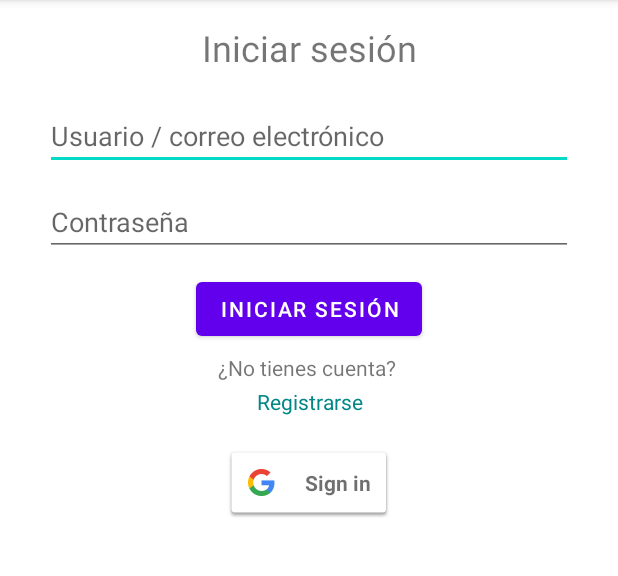
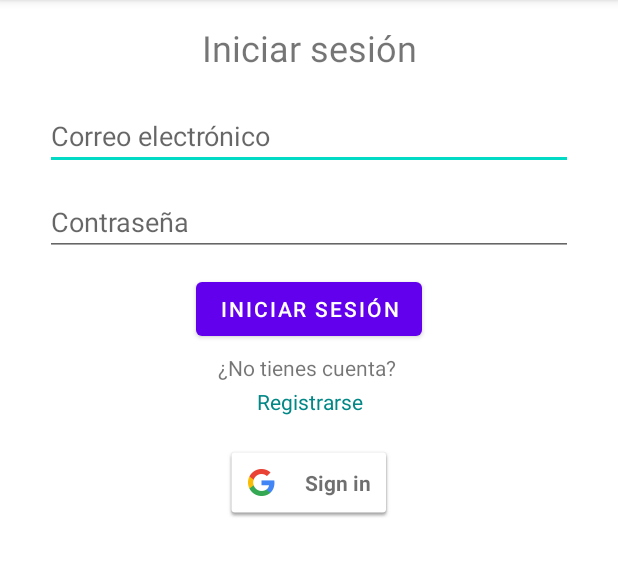
Before and after one commit to PabloDopico/AppRecetas, an Android app: the LoginActivity screen opened directly, with no data from a screen before it, after a tap on "INICIAR SESIÓN", on a phone screen of 412 x 824 dp, the part 84-660 px from its top. Run offline under Robolectric (Android 15) with nearby library versions, the phone set to English and light mode, and no system bars; our stand-ins replace Firebase (no records; nobody signed in at launch, a user with empty details on screens opened directly).

Commit message:
Avances en el login. funciona pero con el mulador tarda mucho en procesar la solicitud. Pendiente el inicio de sesion mediante cuenta de google

```diff
--- a/app/src/main/java/com/example/apprecetas/Login/LoginActivity.java
+++ b/app/src/main/java/com/example/apprecetas/Login/LoginActivity.java
@@ -22,12 +22,20 @@ import com.google.firebase.auth.FirebaseAuth;
 
 public class LoginActivity extends AppCompatActivity {
 
+    private EditText emailEditText, passwordEditText;
+    private Button loginButton;
+    private TextView registerTextView;
+
     @Override
     protected void onCreate(Bundle savedInstanceState) {
         super.onCreate(savedInstanceState);
         setContentView(R.layout.activity_login);
 
-        TextView registerTextView = findViewById(R.id.register);
+        emailEditText = findViewById(R.id.usuarioEmail);
+        passwordEditText = findViewById(R.id.contraseña);
+        loginButton = findViewById(R.id.login);
+        registerTextView = findViewById(R.id.register);
+
         registerTextView.setOnClickListener(new View.OnClickListener() {
             @Override
             public void onClick(View v) {
@@ -36,15 +44,22 @@ public class LoginActivity extends AppCompatActivity {
             }
         });
 
-        Button loginButton = findViewById(R.id.login);
         loginButton.setOnClickListener(new View.OnClickListener() {
             @Override
             public void onClick(View v) {
-                String email = ((EditText) findViewById(R.id.usuarioEmail)).getText().toString().trim();
-                String password = ((EditText) findViewById(R.id.contraseña)).getText().toString().trim();
+
+                loginUser();
+            }
+        });
+    }
+
+    private void loginUser() {
+
+        String email = emailEditText.getText().toString().trim();
+        String password = passwordEditText.getText().toString().trim();
 
         if (TextUtils.isEmpty(email)) {
-                    Toast.makeText(LoginActivity.this, "Por favor introduce el correo electronico", Toast.LENGTH_SHORT).show();
+            Toast.makeText(LoginActivity.this, "Por favor introduce el correo electrónico", Toast.LENGTH_SHORT).show();
             return;
         }
 
@@ -53,7 +68,8 @@ public class LoginActivity extends AppCompatActivity {
             return;
         }
 
-                FirebaseAuth.getInstance().signInWithEmailAndPassword(email, password).addOnCompleteListener(LoginActivity.this, new OnCompleteListener<AuthResult>() {
+        FirebaseAuth.getInstance().signInWithEmailAndPassword(email, password)
+                .addOnCompleteListener(LoginActivity.this, new OnCompleteListener<AuthResult>() {
                     @Override
                     public void onComplete(@NonNull Task<AuthResult> task) {
                         if (task.isSuccessful()) {
@@ -63,20 +79,9 @@ public class LoginActivity extends AppCompatActivity {
                             startActivity(intent);
                         } else {
                             String errorMessage = task.getException().getMessage();
-                                    Toast.makeText(LoginActivity.this, "Error: " + errorMessage, Toast.LENGTH_SHORT).show();}
+                            Toast.makeText(LoginActivity.this, "Error: " + errorMessage, Toast.LENGTH_SHORT).show();
+                        }
                     }
                 });
     }
-        });
-
-
-
-
-
 }
-
-
-
-
-
-}
--- a/app/src/main/res/layout/activity_login.xml
+++ b/app/src/main/res/layout/activity_login.xml
@@ -24,7 +24,7 @@
         android:layout_marginStart="30dp"
         android:layout_marginTop="20dp"
         android:layout_marginEnd="30dp"
-        android:hint="Usuario / correo electrónico"
+        android:hint="Correo electrónico"
         app:layout_constraintEnd_toEndOf="parent"
         app:layout_constraintStart_toStartOf="parent"
         app:layout_constraintTop_toBottomOf="@+id/titulo" />
```
Lines whose indentation alone changed are shown as unchanged.
